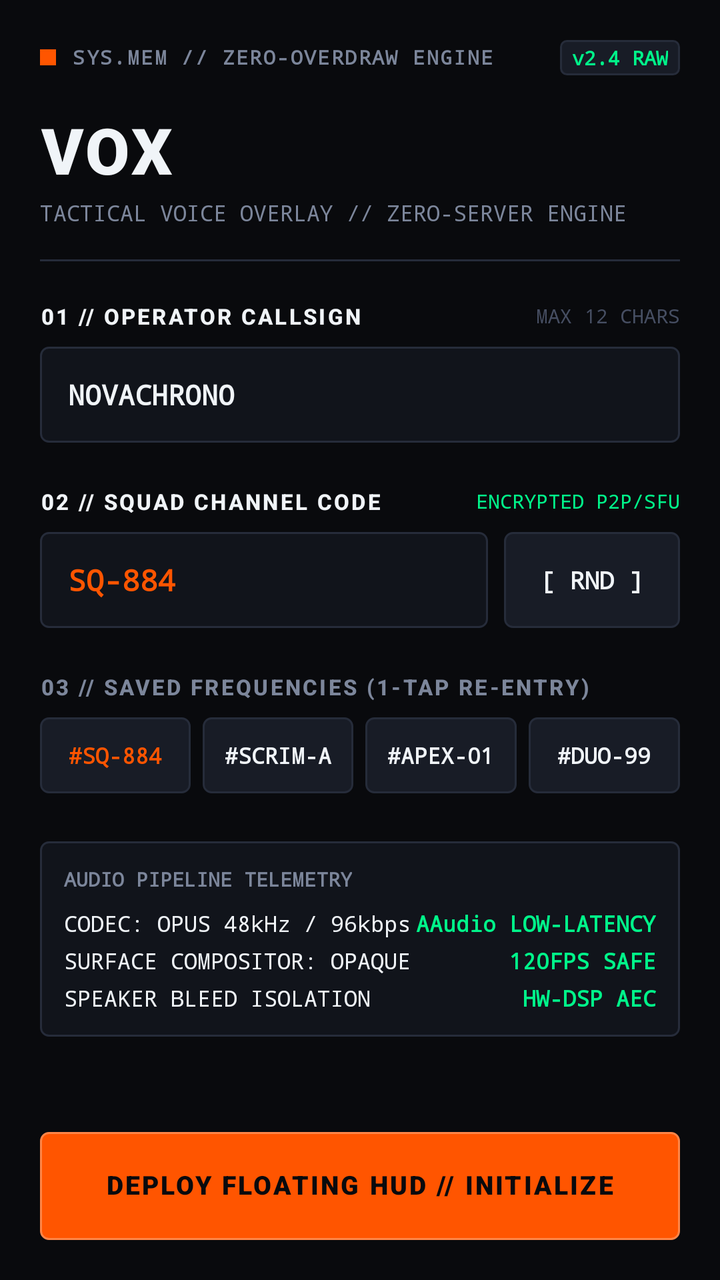
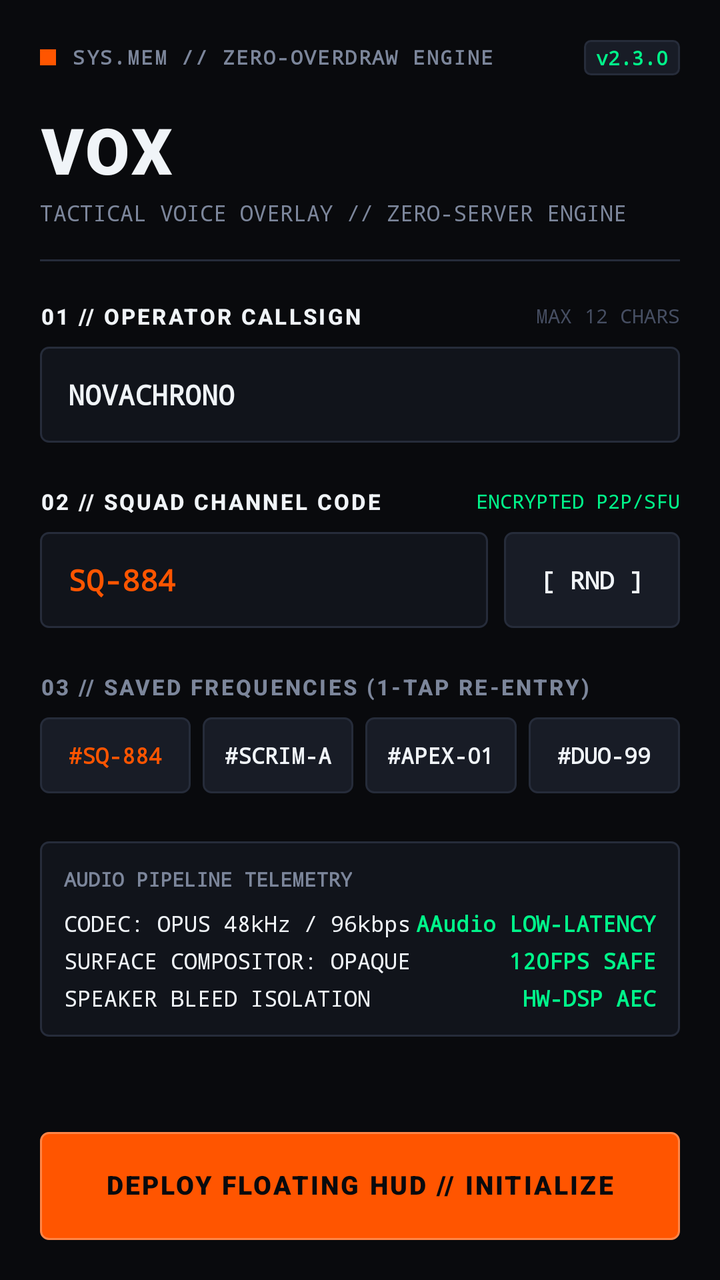

Screens rendered from an Android XML layout before and after an edit, with the pre-edit source and the edit as a unified diff.
<!-- AndroidManifest.xml: application theme android:Theme.DeviceDefault.NoActionBar -->
<!-- res/layout/activity_main.xml -->
<?xml version="1.0" encoding="utf-8"?>
<LinearLayout xmlns:android="http://schemas.android.com/apk/res/android"
    android:layout_width="match_parent"
    android:layout_height="match_parent"
    android:background="#090A0D"
    android:orientation="vertical"
    android:padding="20dp">

    
    
    
    <LinearLayout
        android:layout_width="match_parent"
        android:layout_height="wrap_content"
        android:gravity="center_vertical"
        android:orientation="horizontal">

        <View
            android:layout_width="8dp"
            android:layout_height="8dp"
            android:background="#FF5500" />

        <TextView
            android:layout_width="0dp"
            android:layout_height="wrap_content"
            android:layout_marginLeft="8dp"
            android:layout_weight="1"
            android:fontFamily="monospace"
            android:includeFontPadding="false"
            android:letterSpacing="0.08"
            android:text="SYS.MEM // ZERO-OVERDRAW ENGINE"
            android:textColor="#7C869B"
            android:textSize="10sp"
            android:textStyle="bold" />

        <TextView
            android:layout_width="wrap_content"
            android:layout_height="wrap_content"
            android:background="@drawable/bg_badge_telemetry"
            android:fontFamily="monospace"
            android:paddingLeft="6dp"
            android:paddingTop="2dp"
            android:paddingRight="6dp"
            android:paddingBottom="2dp"
            android:text="v2.4 RAW"
            android:textColor="#00F58A"
            android:textSize="10sp"
            android:textStyle="bold" />
    </LinearLayout>

    
    
    
    <TextView
        android:layout_width="wrap_content"
        android:layout_height="wrap_content"
        android:layout_marginTop="20dp"
        android:fontFamily="sans-serif-black"
        android:includeFontPadding="false"
        android:letterSpacing="0.04"
        android:text="VOX"
        android:textColor="#F0F4F8"
        android:textSize="32sp"
        android:textStyle="bold" />

    <TextView
        android:layout_width="wrap_content"
        android:layout_height="wrap_content"
        android:layout_marginTop="4dp"
        android:fontFamily="monospace"
        android:text="TACTICAL VOICE OVERLAY // ZERO-SERVER ENGINE"
        android:textColor="#7C869B"
        android:textSize="11sp" />

    <View
        android:layout_width="match_parent"
        android:layout_height="1dp"
        android:layout_marginTop="16dp"
        android:layout_marginBottom="20dp"
        android:background="#262C3A" />

    
    
    
    <ScrollView
        android:layout_width="match_parent"
        android:layout_height="0dp"
        android:layout_weight="1"
        android:overScrollMode="never"
        android:scrollbars="none">

        <LinearLayout
            android:layout_width="match_parent"
            android:layout_height="wrap_content"
            android:orientation="vertical">

            
            <LinearLayout
                android:layout_width="match_parent"
                android:layout_height="wrap_content"
                android:gravity="center_vertical"
                android:orientation="horizontal">

                <TextView
                    android:layout_width="0dp"
                    android:layout_height="wrap_content"
                    android:layout_weight="1"
                    android:fontFamily="sans-serif-medium"
                    android:letterSpacing="0.1"
                    android:text="01 // OPERATOR CALLSIGN"
                    android:textColor="#F0F4F8"
                    android:textSize="11sp"
                    android:textStyle="bold" />

                <TextView
                    android:layout_width="wrap_content"
                    android:layout_height="wrap_content"
                    android:fontFamily="monospace"
                    android:text="MAX 12 CHARS"
                    android:textColor="#464E62"
                    android:textSize="10sp" />
            </LinearLayout>

            <EditText
                android:id="@+id/input_callsign"
                android:layout_width="match_parent"
                android:layout_height="48dp"
                android:layout_marginTop="8dp"
                android:background="@drawable/bg_input_field"
                android:fontFamily="monospace"
                android:hint="ENTER CALLSIGN (e.g. VEX_ACTUAL)"
                android:imeOptions="actionNext"
                android:inputType="textCapCharacters|textNoSuggestions"
                android:maxLength="12"
                android:paddingLeft="14dp"
                android:paddingRight="14dp"
                android:singleLine="true"
                android:text="NOVACHRONO"
                android:textColor="#F0F4F8"
                android:textColorHint="#464E62"
                android:textSize="14sp"
                android:textStyle="bold" />

            
            <LinearLayout
                android:layout_width="match_parent"
                android:layout_height="wrap_content"
                android:layout_marginTop="22dp"
                android:gravity="center_vertical"
                android:orientation="horizontal">

                <TextView
                    android:layout_width="0dp"
                    android:layout_height="wrap_content"
                    android:layout_weight="1"
                    android:fontFamily="sans-serif-medium"
                    android:letterSpacing="0.1"
                    android:text="02 // SQUAD CHANNEL CODE"
                    android:textColor="#F0F4F8"
                    android:textSize="11sp"
                    android:textStyle="bold" />

                <TextView
                    android:layout_width="wrap_content"
                    android:layout_height="wrap_content"
                    android:fontFamily="monospace"
                    android:text="ENCRYPTED P2P/SFU"
                    android:textColor="#00F58A"
                    android:textSize="10sp" />
            </LinearLayout>

            <LinearLayout
                android:layout_width="match_parent"
                android:layout_height="48dp"
                android:layout_marginTop="8dp"
                android:orientation="horizontal">

                <EditText
                    android:id="@+id/input_channel_code"
                    android:layout_width="0dp"
                    android:layout_height="match_parent"
                    android:layout_marginRight="8dp"
                    android:layout_weight="1"
                    android:background="@drawable/bg_input_field"
                    android:fontFamily="monospace"
                    android:hint="SQ-000"
                    android:imeOptions="actionDone"
                    android:inputType="textCapCharacters|textNoSuggestions"
                    android:maxLength="10"
                    android:paddingLeft="14dp"
                    android:paddingRight="14dp"
                    android:singleLine="true"
                    android:text="SQ-884"
                    android:textColor="#FF5500"
                    android:textColorHint="#464E62"
                    android:textSize="15sp"
                    android:textStyle="bold" />

                
                <TextView
                    android:id="@+id/btn_randomize_code"
                    android:layout_width="88dp"
                    android:layout_height="match_parent"
                    android:background="@drawable/bg_chip_channel"
                    android:clickable="true"
                    android:focusable="true"
                    android:fontFamily="monospace"
                    android:gravity="center"
                    android:text="[ RND ]"
                    android:textColor="#F0F4F8"
                    android:textSize="12sp"
                    android:textStyle="bold" />
            </LinearLayout>

            
            <TextView
                android:layout_width="wrap_content"
                android:layout_height="wrap_content"
                android:layout_marginTop="22dp"
                android:fontFamily="sans-serif-medium"
                android:letterSpacing="0.1"
                android:text="03 // SAVED FREQUENCIES (1-TAP RE-ENTRY)"
                android:textColor="#7C869B"
                android:textSize="11sp"
                android:textStyle="bold" />

            <LinearLayout
                android:layout_width="match_parent"
                android:layout_height="38dp"
                android:layout_marginTop="8dp"
                android:orientation="horizontal"
                android:weightSum="4">

                <TextView
                    android:id="@+id/chip_channel_1"
                    android:layout_width="0dp"
                    android:layout_height="match_parent"
                    android:layout_marginRight="6dp"
                    android:layout_weight="1"
                    android:background="@drawable/bg_chip_channel"
                    android:clickable="true"
                    android:focusable="true"
                    android:fontFamily="monospace"
                    android:gravity="center"
                    android:text="#SQ-884"
                    android:textColor="#FF5500"
                    android:textSize="11sp"
                    android:textStyle="bold" />

                <TextView
                    android:id="@+id/chip_channel_2"
                    android:layout_width="0dp"
                    android:layout_height="match_parent"
                    android:layout_marginRight="6dp"
                    android:layout_weight="1"
                    android:background="@drawable/bg_chip_channel"
                    android:clickable="true"
                    android:focusable="true"
                    android:fontFamily="monospace"
                    android:gravity="center"
                    android:text="#SCRIM-A"
                    android:textColor="#F0F4F8"
                    android:textSize="11sp"
                    android:textStyle="bold" />

                <TextView
                    android:id="@+id/chip_channel_3"
                    android:layout_width="0dp"
                    android:layout_height="match_parent"
                    android:layout_marginRight="6dp"
                    android:layout_weight="1"
                    android:background="@drawable/bg_chip_channel"
                    android:clickable="true"
                    android:focusable="true"
                    android:fontFamily="monospace"
                    android:gravity="center"
                    android:text="#APEX-01"
                    android:textColor="#F0F4F8"
                    android:textSize="11sp"
                    android:textStyle="bold" />

                <TextView
                    android:id="@+id/chip_channel_4"
                    android:layout_width="0dp"
                    android:layout_height="match_parent"
                    android:layout_weight="1"
                    android:background="@drawable/bg_chip_channel"
                    android:clickable="true"
                    android:focusable="true"
                    android:fontFamily="monospace"
                    android:gravity="center"
                    android:text="#DUO-99"
                    android:textColor="#F0F4F8"
                    android:textSize="11sp"
                    android:textStyle="bold" />
            </LinearLayout>

            
            <LinearLayout
                android:layout_width="match_parent"
                android:layout_height="wrap_content"
                android:layout_marginTop="24dp"
                android:background="@drawable/bg_roster_row"
                android:orientation="vertical"
                android:padding="12dp">

                <TextView
                    android:layout_width="wrap_content"
                    android:layout_height="wrap_content"
                    android:fontFamily="monospace"
                    android:text="AUDIO PIPELINE TELEMETRY"
                    android:textColor="#7C869B"
                    android:textSize="10sp"
                    android:textStyle="bold" />

                <LinearLayout
                    android:layout_width="match_parent"
                    android:layout_height="wrap_content"
                    android:layout_marginTop="8dp"
                    android:orientation="horizontal">

                    <TextView
                        android:layout_width="0dp"
                        android:layout_height="wrap_content"
                        android:layout_weight="1"
                        android:fontFamily="monospace"
                        android:text="CODEC: OPUS 48kHz / 96kbps"
                        android:textColor="#F0F4F8"
                        android:textSize="11sp" />

                    <TextView
                        android:layout_width="wrap_content"
                        android:layout_height="wrap_content"
                        android:fontFamily="monospace"
                        android:text="AAudio LOW-LATENCY"
                        android:textColor="#00F58A"
                        android:textSize="11sp"
                        android:textStyle="bold" />
                </LinearLayout>

                <LinearLayout
                    android:layout_width="match_parent"
                    android:layout_height="wrap_content"
                    android:layout_marginTop="4dp"
                    android:orientation="horizontal">

                    <TextView
                        android:layout_width="0dp"
                        android:layout_height="wrap_content"
                        android:layout_weight="1"
                        android:fontFamily="monospace"
                        android:text="SURFACE COMPOSITOR: OPAQUE"
                        android:textColor="#F0F4F8"
                        android:textSize="11sp" />

                    <TextView
                        android:layout_width="wrap_content"
                        android:layout_height="wrap_content"
                        android:fontFamily="monospace"
                        android:text="120FPS SAFE"
                        android:textColor="#00F58A"
                        android:textSize="11sp"
                        android:textStyle="bold" />
                </LinearLayout>

                <LinearLayout
                    android:layout_width="match_parent"
                    android:layout_height="wrap_content"
                    android:layout_marginTop="4dp"
                    android:orientation="horizontal">

                    <TextView
                        android:layout_width="0dp"
                        android:layout_height="wrap_content"
                        android:layout_weight="1"
                        android:fontFamily="monospace"
                        android:text="SPEAKER BLEED ISOLATION"
                        android:textColor="#F0F4F8"
                        android:textSize="11sp" />

                    <TextView
                        android:layout_width="wrap_content"
                        android:layout_height="wrap_content"
                        android:fontFamily="monospace"
                        android:text="HW-DSP AEC"
                        android:textColor="#00F58A"
                        android:textSize="11sp"
                        android:textStyle="bold" />
                </LinearLayout>
            </LinearLayout>

        </LinearLayout>
    </ScrollView>

    
    
    
    <LinearLayout
        android:id="@+id/btn_deploy_hud"
        android:layout_width="match_parent"
        android:layout_height="54dp"
        android:layout_marginTop="12dp"
        android:background="@drawable/bg_btn_deploy"
        android:clickable="true"
        android:focusable="true"
        android:gravity="center"
        android:orientation="horizontal">

        <TextView
            android:layout_width="wrap_content"
            android:layout_height="wrap_content"
            android:fontFamily="sans-serif-black"
            android:includeFontPadding="false"
            android:letterSpacing="0.08"
            android:text="DEPLOY FLOATING HUD // INITIALIZE"
            android:textColor="#090A0D"
            android:textSize="13sp"
            android:textStyle="bold" />
    </LinearLayout>

</LinearLayout>
<!-- resources referenced by this layout -->
<resources>
  <!-- drawable bg_badge_telemetry (drawable) -->
  <?xml version="1.0" encoding="utf-8"?>
  <shape xmlns:android="http://schemas.android.com/apk/res/android"
      android:shape="rectangle">
      <solid android:color="#181C26" />
      <corners android:radius="3dp" />
      <stroke
          android:width="1dp"
          android:color="#262C3A" />
  </shape>
  <!-- drawable bg_btn_deploy (drawable) -->
  <?xml version="1.0" encoding="utf-8"?>
  <selector xmlns:android="http://schemas.android.com/apk/res/android">
      <item android:state_pressed="true">
          <shape android:shape="rectangle">
              <solid android:color="#CC4400" />
              <corners android:radius="4dp" />
              <stroke
                  android:width="1dp"
                  android:color="#F0F4F8" />
          </shape>
      </item>
      <item>
          <shape android:shape="rectangle">
              <solid android:color="#FF5500" />
              <corners android:radius="4dp" />
              <stroke
                  android:width="1dp"
                  android:color="#FF8547" />
          </shape>
      </item>
  </selector>
  <!-- drawable bg_chip_channel (drawable) -->
  <?xml version="1.0" encoding="utf-8"?>
  <selector xmlns:android="http://schemas.android.com/apk/res/android">
      <item android:state_pressed="true">
          <shape android:shape="rectangle">
              <solid android:color="#232938" />
              <corners android:radius="4dp" />
              <stroke
                  android:width="1dp"
                  android:color="#464E62" />
          </shape>
      </item>
      <item android:state_selected="true">
          <shape android:shape="rectangle">
              <solid android:color="#1A202C" />
              <corners android:radius="4dp" />
              <stroke
                  android:width="1dp"
                  android:color="#FFFFFF" />
          </shape>
      </item>
      <item>
          <shape android:shape="rectangle">
              <solid android:color="#181C26" />
              <corners android:radius="4dp" />
              <stroke
                  android:width="1dp"
                  android:color="#262C3A" />
          </shape>
      </item>
  </selector>
  <!-- unchanged entries left out for length: 2 -->
</resources>

<!-- the commit's change to res/layout/activity_main.xml (unified diff, before → after) -->
@@ -34,6 +34,7 @@
             android:textStyle="bold" />
 
         <TextView
+            android:id="@+id/telemetry_badge_version"
             android:layout_width="wrap_content"
             android:layout_height="wrap_content"
             android:background="@drawable/bg_badge_telemetry"
@@ -42,7 +43,7 @@
             android:paddingTop="2dp"
             android:paddingRight="6dp"
             android:paddingBottom="2dp"
-            android:text="v2.4 RAW"
+            android:text="v2.3.0"
             android:textColor="#00F58A"
             android:textSize="10sp"
             android:textStyle="bold" />
@@ -78,6 +79,45 @@
         android:layout_marginTop="16dp"
         android:layout_marginBottom="20dp"
         android:background="#262C3A" />
+
+    
+    <LinearLayout
+        android:id="@+id/layout_main_update_banner"
+        android:layout_width="match_parent"
+        android:layout_height="wrap_content"
+        android:layout_marginBottom="12dp"
+        android:background="@drawable/bg_tactile_ping"
+        android:gravity="center_vertical"
+        android:orientation="horizontal"
+        android:padding="10dp"
+        android:visibility="gone">
+
+        <TextView
+            android:id="@+id/txt_main_update_info"
+            android:layout_width="0dp"
+            android:layout_height="wrap_content"
+            android:layout_weight="1"
+            android:fontFamily="monospace"
+            android:text="[OTA] UPDATE AVAILABLE"
+            android:textColor="#00F58A"
+            android:textSize="11sp"
+            android:textStyle="bold" />
+
+        <TextView
+            android:id="@+id/btn_main_update_action"
+            android:layout_width="wrap_content"
+            android:layout_height="wrap_content"
+            android:background="@drawable/bg_btn_deploy"
+            android:fontFamily="monospace"
+            android:paddingLeft="10dp"
+            android:paddingTop="4dp"
+            android:paddingRight="10dp"
+            android:paddingBottom="4dp"
+            android:text="UPDATE NOW"
+            android:textColor="#090A0D"
+            android:textSize="10sp"
+            android:textStyle="bold" />
+    </LinearLayout>
 
     
     
<!-- resource entries referenced after the edit -->
@@ -63,6 +63,28 @@
           </shape>
       </item>
   </selector>
+  <!-- drawable bg_tactile_ping (drawable) -->
+  <?xml version="1.0" encoding="utf-8"?>
+  <selector xmlns:android="http://schemas.android.com/apk/res/android">
+      <item android:state_pressed="true">
+          <shape android:shape="rectangle">
+              <solid android:color="#232938" />
+              <corners android:radius="3dp" />
+              <stroke
+                  android:width="1dp"
+                  android:color="#FFFFFF" />
+          </shape>
+      </item>
+      <item>
+          <shape android:shape="rectangle">
+              <solid android:color="#181C26" />
+              <corners android:radius="3dp" />
+              <stroke
+                  android:width="1dp"
+                  android:color="#2C3345" />
+          </shape>
+      </item>
+  </selector>
   <!-- unchanged entries left out for length: 2 -->
 </resources>
 
